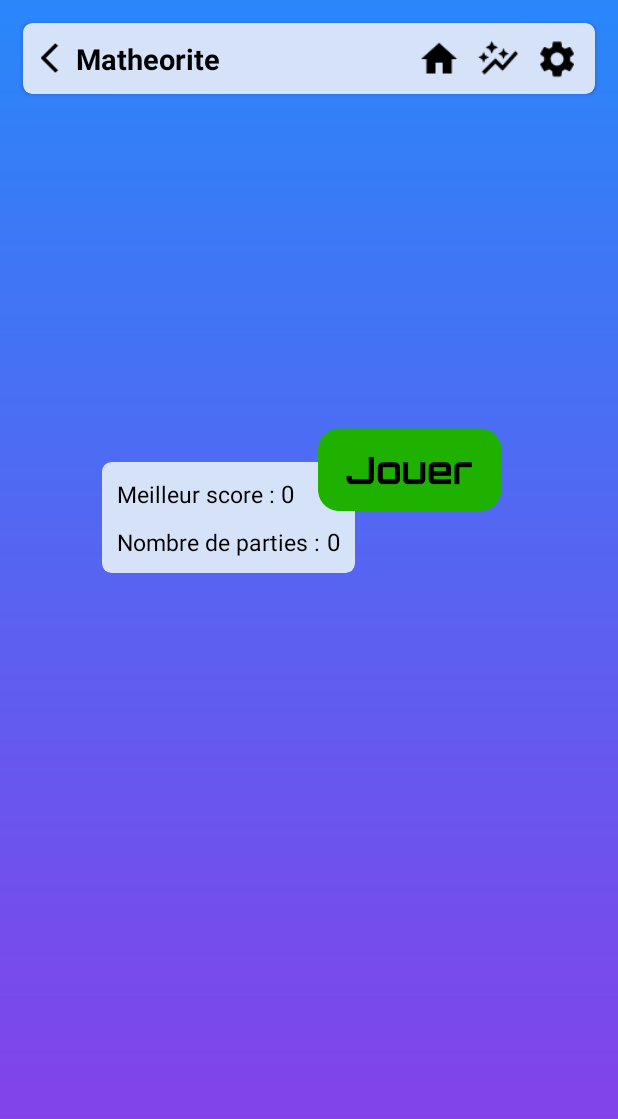
After one commit to THlBQUT/MiniMaths, an Android app: the layout activity_meteor_menu.xml on its own in the app's theme, with its tools: preview values and no code run, on a phone screen of 412 x 824 dp. The commit adds this screen. Shown: the top 1119 px of the screen. Run offline under Robolectric (Android 15) with nearby library versions, the phone set to English and light mode, and no system bars.

Commit message:
ajout d'un menu pour lancer Matheorite

```diff
--- a/app/src/main/AndroidManifest.xml
+++ b/app/src/main/AndroidManifest.xml
@@ -19,6 +19,9 @@
         android:supportsRtl="true"
         android:theme="@style/Theme.MiniMaths"
         tools:targetApi="31">
+        <activity
+            android:name=".meteorite.MeteorMenu"
+            android:exported="false" />
         <activity
             android:name=".PartyList"
             android:exported="false" />
--- a/app/src/main/java/fr/ensisa/minimaths/Settings.java
+++ b/app/src/main/java/fr/ensisa/minimaths/Settings.java
@@ -159,6 +159,8 @@ public class Settings extends AppCompatActivity {
                         editor.remove("SHARED_PREF_MAIN_QUIZ_NP_MOYEN");
                         editor.remove("SHARED_PREF_MAIN_QUIZ_NP_DIFFICILE");
                         editor.remove("SHARED_PREF_MAIN_QUIZ_NP_AUTO");
+                        editor.remove("SHARED_PREF_MAIN_METEORITE_MS");
+                        editor.remove("SHARED_PREF_MAIN_METEORITE_NP");
                         editor.apply();
                     }
                 })
--- /dev/null
+++ b/app/src/main/res/layout/activity_meteor_menu.xml
@@ -0,0 +1,179 @@
+<?xml version="1.0" encoding="utf-8"?>
+<LinearLayout
+    xmlns:android="http://schemas.android.com/apk/res/android"
+    xmlns:tools="http://schemas.android.com/tools"
+    xmlns:app="http://schemas.android.com/apk/res-auto"
+    android:layout_width="match_parent"
+    android:layout_height="match_parent"
+    android:orientation="vertical"
+    android:background="@drawable/gradient"
+    tools:context=".meteorite.MeteorMenu">
+
+    <androidx.cardview.widget.CardView
+        android:id="@+id/header_meteormenu"
+        android:layout_width="match_parent"
+        android:layout_height="wrap_content"
+        android:layout_margin="15dp"
+        android:background="@color/header_background_color"
+        app:cardBackgroundColor="@color/header_background_color"
+        app:cardCornerRadius="6dp">
+
+        <LinearLayout
+            android:layout_width="match_parent"
+            android:layout_height="wrap_content"
+            android:background="@android:color/transparent"
+            android:orientation="horizontal"
+            android:padding="6dp">
+
+            <ImageButton
+                android:id="@+id/settings_button_return"
+                android:layout_width="25dp"
+                android:layout_height="25dp"
+                android:layout_gravity="center_vertical"
+                android:background="@android:color/transparent"
+                android:translationX="5dp"
+                android:onClick="backButton"
+                app:srcCompat="@drawable/ic_baseline_arrow_back_ios_24" />
+
+            <TextView
+                android:id="@+id/textView2"
+                android:layout_width="wrap_content"
+                android:layout_height="wrap_content"
+                android:layout_gravity="center_vertical"
+                android:layout_margin="4dp"
+                android:layout_weight="1"
+                android:text="Matheorite"
+                android:textColor="@color/text_main_color"
+                android:textSize="19sp"
+                android:textStyle="bold" />
+
+            <ImageButton
+                android:id="@+id/main_home_button"
+                android:layout_width="27dp"
+                android:layout_height="27dp"
+                android:layout_gravity="center_vertical"
+                android:layout_marginHorizontal="6dp"
+                android:layout_marginVertical="4dp"
+                android:onClick="goToHome"
+                android:background="@android:color/transparent"
+                android:padding="8dp"
+                android:scaleX="1.2"
+                android:scaleY="1.2"
+                app:srcCompat="@drawable/ic_baseline_home_24" />
+
+            <ImageButton
+                android:id="@+id/main_rank_button"
+                android:layout_width="27dp"
+                android:layout_height="27dp"
+                android:layout_gravity="center_vertical"
+                android:layout_marginHorizontal="6dp"
+                android:layout_marginVertical="4dp"
+                android:onClick="goToRanking"
+                android:background="@android:color/transparent"
+                android:padding="4dp"
+                android:scaleX="1.2"
+                android:scaleY="1.2"
+                app:srcCompat="@drawable/ic_baseline_auto_graph_24" />
+
+            <ImageButton
+                android:id="@+id/main_settings_button"
+                android:layout_width="27dp"
+                android:layout_height="27dp"
+                android:layout_gravity="center_vertical"
+                android:layout_marginHorizontal="6dp"
+                android:layout_marginVertical="4dp"
+                android:background="@android:color/transparent"
+                android:onClick="goToSettings"
+                android:padding="4dp"
+                android:scaleX="1.2"
+                android:scaleY="1.2"
+                app:srcCompat="@drawable/ic_baseline_settings_24" />
+        </LinearLayout>
+    </androidx.cardview.widget.CardView>
+
+    <RelativeLayout
+        android:id="@+id/jouer_meteorite"
+        android:layout_width="wrap_content"
+        android:layout_height="wrap_content"
+        android:layout_gravity="center"
+        android:layout_marginVertical="200dp">
+
+        <ImageButton
+            android:layout_width="140dp"
+            android:layout_height="70dp"
+            android:layout_marginLeft="135dp"
+            android:background="@drawable/jouer_button"
+            android:elevation="1dp"
+            android:onClick="goMeteorite"
+            android:text="Jouer" />
+
+        <androidx.cardview.widget.CardView
+            android:layout_width="wrap_content"
+            android:layout_height="wrap_content"
+            android:layout_marginTop="30dp"
+            android:background="@color/header_background_color"
+            app:cardBackgroundColor="@color/header_background_color"
+            app:cardCornerRadius="6dp"
+            app:cardElevation="0dp">
+
+            <LinearLayout
+                android:layout_width="match_parent"
+                android:layout_height="match_parent"
+                android:layout_margin="10dp"
+                android:orientation="vertical">
+
+                <LinearLayout
+                    android:layout_width="wrap_content"
+                    android:layout_height="match_parent"
+                    android:orientation="horizontal">
+
+                    <TextView
+                        android:id="@+id/textView10"
+                        android:layout_width="wrap_content"
+                        android:layout_height="wrap_content"
+                        android:layout_weight="1"
+                        android:text="Meilleur score : "
+                        android:textColor="@color/black"
+                        android:textSize="15sp" />
+
+                    <TextView
+                        android:id="@+id/meteorite_meilleurScore"
+                        android:layout_width="wrap_content"
+                        android:layout_height="wrap_content"
+                        android:layout_weight="1"
+                        android:text="0"
+                        android:textColor="@color/black"
+                        android:textSize="16sp" />
+                </LinearLayout>
+
+                <LinearLayout
+                    android:layout_width="wrap_content"
+                    android:layout_height="match_parent"
+                    android:layout_marginTop="10dp"
+                    android:orientation="horizontal">
+
+                    <TextView
+                        android:id="@+id/textView14"
+                        android:layout_width="wrap_content"
+                        android:layout_height="wrap_content"
+                        android:layout_weight="1"
+                        android:text="Nombre de parties : "
+                        android:textColor="@color/black"
+                        android:textSize="15sp" />
+
+                    <TextView
+                        android:id="@+id/meteorite_nbParties"
+                        android:layout_width="wrap_content"
+                        android:layout_height="wrap_content"
+                        android:layout_weight="1"
+                        android:text="0"
+                        android:textColor="@color/black"
+                        android:textSize="16sp" />
+                </LinearLayout>
+
+            </LinearLayout>
+        </androidx.cardview.widget.CardView>
+
+    </RelativeLayout>
+
+</LinearLayout>
--- a/app/src/main/res/layout/activity_quizz_menu.xml
+++ b/app/src/main/res/layout/activity_quizz_menu.xml
@@ -68,6 +68,7 @@
                 android:layout_gravity="center_vertical"
                 android:layout_marginHorizontal="6dp"
                 android:layout_marginVertical="4dp"
+                android:onClick="goToRanking"
                 android:background="@android:color/transparent"
                 android:padding="4dp"
                 android:scaleX="1.2"
--- a/app/src/main/res/layout/activity_solo_game_list.xml
+++ b/app/src/main/res/layout/activity_solo_game_list.xml
@@ -68,6 +68,7 @@
                 android:layout_gravity="center_vertical"
                 android:layout_marginHorizontal="6dp"
                 android:layout_marginVertical="4dp"
+                android:onClick="goToRanking"
                 android:background="@android:color/transparent"
                 android:padding="4dp"
                 android:scaleX="1.2"
```
Also changed, not shown: app/src/main/java/fr/ensisa/minimaths/Quizz_Menu.java (+7 -0 lines), app/src/main/java/fr/ensisa/minimaths/SoloGameList.java (+10 -1 lines), app/src/main/java/fr/ensisa/minimaths/meteorite/MeteorMenu.java (added, +96 -0 lines), app/src/main/res/drawable/jouer_button.png (added).
